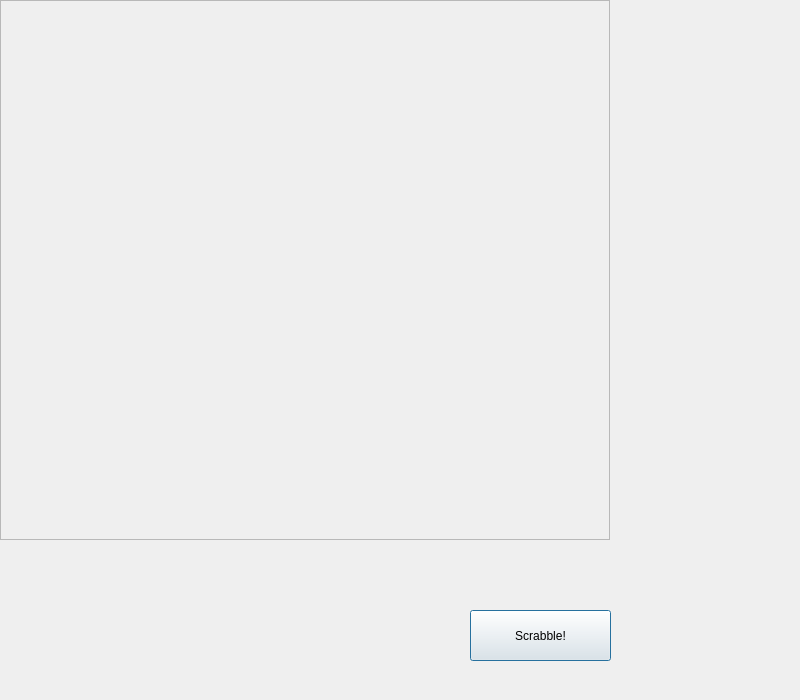
Above: ClientProject/gui/ScrabbleWindow.ui from ErickCR12/Scrabble before the change. Below: the same form after it.
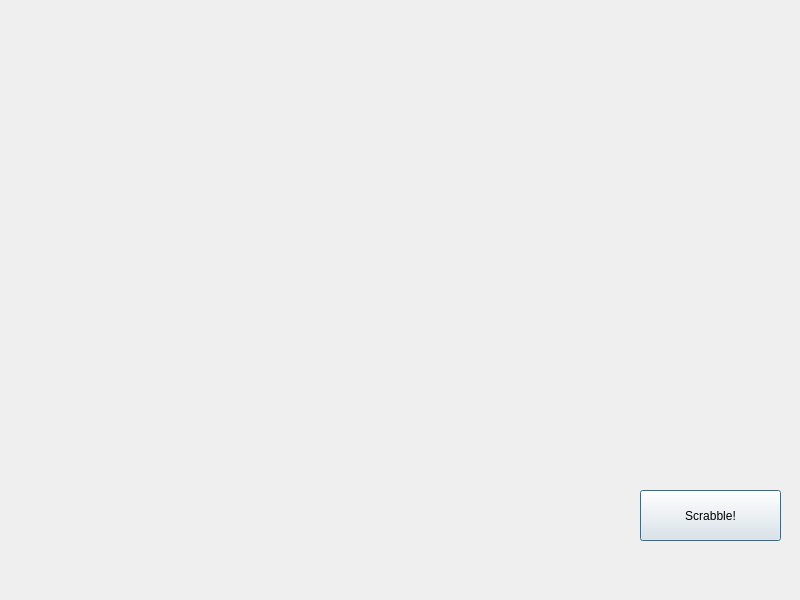
That is the form after the change.

Diff of the .ui file:
```diff
--- a/ClientProject/gui/ScrabbleWindow.ui
+++ b/ClientProject/gui/ScrabbleWindow.ui
@@ -7,7 +7,7 @@
     <x>0</x>
     <y>0</y>
     <width>800</width>
-    <height>700</height>
+    <height>600</height>
    </rect>
   </property>
   <property name="sizePolicy">
@@ -19,13 +19,13 @@
   <property name="minimumSize">
    <size>
     <width>800</width>
-    <height>700</height>
+    <height>600</height>
    </size>
   </property>
   <property name="maximumSize">
    <size>
     <width>800</width>
-    <height>700</height>
+    <height>600</height>
    </size>
   </property>
   <property name="windowTitle">
@@ -53,17 +53,17 @@
     </size>
    </property>
    <property name="frameShape">
-    <enum>QFrame::StyledPanel</enum>
+    <enum>QFrame::NoFrame</enum>
    </property>
    <property name="frameShadow">
-    <enum>QFrame::Raised</enum>
+    <enum>QFrame::Plain</enum>
    </property>
   </widget>
   <widget class="QPushButton" name="scrabbleButton">
    <property name="geometry">
     <rect>
-     <x>470</x>
-     <y>610</y>
+     <x>640</x>
+     <y>490</y>
      <width>141</width>
      <height>51</height>
     </rect>
```
